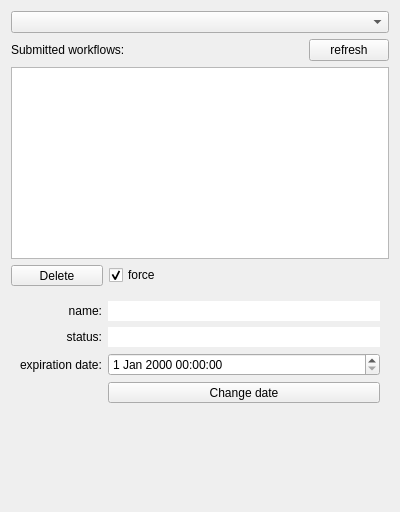
Above: python/soma/workflow/gui/resource_wf_select.ui from populse/soma-workflow before the change. Below: the same form after it.
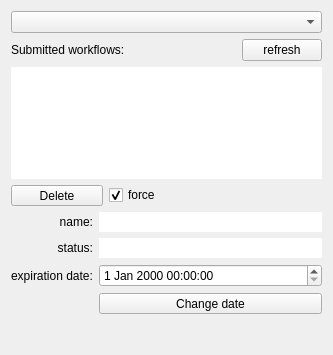
That is the form after the change.

Commit message: Reajustment of the size of the workflow window.

```diff
--- a/python/soma/workflow/gui/resource_wf_select.ui
+++ b/python/soma/workflow/gui/resource_wf_select.ui
@@ -6,14 +6,23 @@
    <rect>
     <x>0</x>
     <y>0</y>
-    <width>400</width>
-    <height>512</height>
+    <width>329</width>
+    <height>355</height>
    </rect>
   </property>
+  <property name="sizePolicy">
+   <sizepolicy hsizetype="Preferred" vsizetype="Preferred">
+    <horstretch>0</horstretch>
+    <verstretch>0</verstretch>
+   </sizepolicy>
+  </property>
   <property name="windowTitle">
    <string>Form</string>
   </property>
   <layout class="QVBoxLayout" name="verticalLayout">
+   <property name="bottomMargin">
+    <number>0</number>
+   </property>
    <item>
     <widget class="QComboBox" name="combo_resources">
      <property name="minimumSize">
@@ -58,11 +67,26 @@
    <item>
     <widget class="QListWidget" name="list_widget_submitted_wfs">
      <property name="sizePolicy">
-      <sizepolicy hsizetype="Preferred" vsizetype="Preferred">
+      <sizepolicy hsizetype="Expanding" vsizetype="Fixed">
        <horstretch>0</horstretch>
        <verstretch>0</verstretch>
       </sizepolicy>
      </property>
+     <property name="minimumSize">
+      <size>
+       <width>311</width>
+       <height>112</height>
+      </size>
+     </property>
+     <property name="maximumSize">
+      <size>
+       <width>16777215</width>
+       <height>112</height>
+      </size>
+     </property>
+     <property name="frameShape">
+      <enum>QFrame::NoFrame</enum>
+     </property>
      <property name="alternatingRowColors">
       <bool>true</bool>
      </property>
@@ -119,6 +143,9 @@
       <enum>QFrame::Raised</enum>
      </property>
      <layout class="QGridLayout" name="gridLayout">
+      <property name="margin">
+       <number>0</number>
+      </property>
       <item row="1" column="1">
        <widget class="QLabel" name="label_6">
         <property name="text">
```
Left out of the diff: 3 changed lines with no effect on the pictures. The commit also changes 2 other files.
